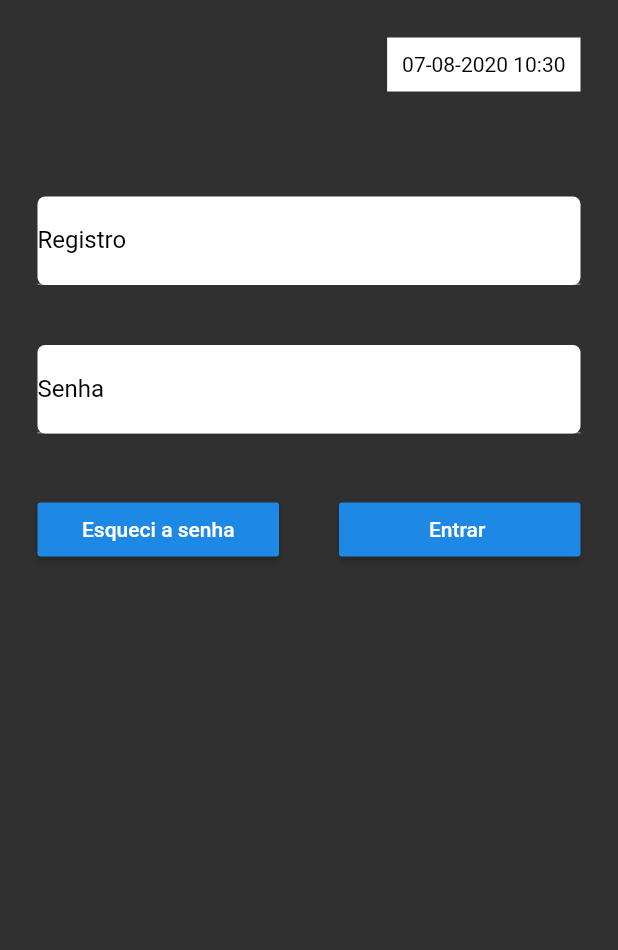
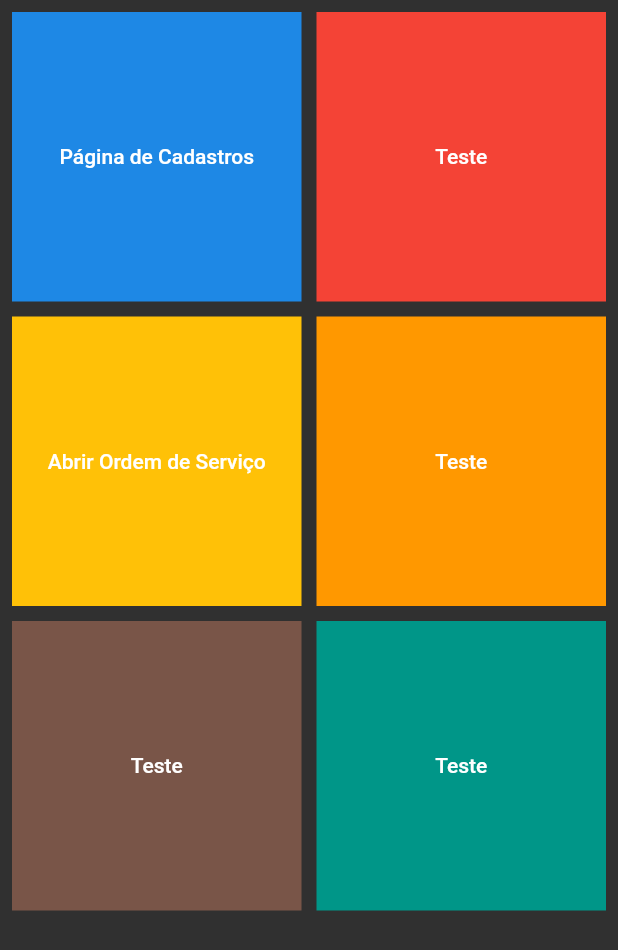
Before and after one commit to lucas-de-almeida/tag_system, a Flutter app: the screen it shows after launch, on a phone screen of 412 x 824 dp. Shown: the top 950 px of the screen. Run offline on Flutter 3.47's test engine with Material 2 defaults, Android fonts, the phone set to English and light mode, and no system bars.

Commit message:
Adicionada Adm_HomePage e melhorada página de cadastro

```diff
--- a/lib/entities/user.dart
+++ b/lib/entities/user.dart
@@ -7,4 +7,5 @@ class User {
   DateTime nascimento;
   String telefone;
   String localTrabalho;
+  bool isAdm;
 }
--- a/lib/main.dart
+++ b/lib/main.dart
@@ -1,5 +1,7 @@
 import 'package:flutter/cupertino.dart';
 import 'package:flutter/material.dart';
+import 'package:tag_system/screens/adm/adm_home.dart';
+import 'package:tag_system/screens/adm/cadastro.dart';
 import 'package:tag_system/screens/login_page.dart';
 
 void main() => runApp(MyApp());
@@ -10,7 +12,12 @@ class MyApp extends StatelessWidget {
     return MaterialApp(
       debugShowCheckedModeBanner: false,
       theme: ThemeData.dark(),
-      home: LoginPage(),
+      themeMode: ThemeMode.dark,
+      darkTheme: ThemeData.dark(),
+      home: Adm_Home(),
+      routes: {
+        Cadastro_Page.pageRoute: (context) => Cadastro_Page(),
+      },
     );
   }
 }
--- /dev/null
+++ b/lib/screens/adm/adm_home.dart
@@ -0,0 +1,68 @@
+import 'package:flutter/material.dart';
+import 'package:tag_system/screens/adm/cadastro.dart';
+
+class Adm_Home extends StatefulWidget {
+  @override
+  _Adm_HomeState createState() => _Adm_HomeState();
+}
+
+class _Adm_HomeState extends State<Adm_Home> {
+  @override
+  Widget build(BuildContext context) {
+    return Scaffold(
+      body: Padding(
+        padding: const EdgeInsets.all(8.0),
+        child: GridView.count(
+          crossAxisCount: 2,
+          crossAxisSpacing: 10,
+          mainAxisSpacing: 10,
+          children: <Widget>[
+            Container(
+              color: Theme.of(context).buttonColor,
+              child: FlatButton(
+                onPressed: () =>
+                    Navigator.of(context).pushNamed(Cadastro_Page.pageRoute),
+                child: Text('Página de Cadastros'),
+              ),
+            ),
+            Container(
+              color: Colors.red,
+              child: FlatButton(
+                onPressed: () {},
+                child: Text('Teste'),
+              ),
+            ),
+            Container(
+              color: Colors.amber,
+              child: FlatButton(
+                onPressed: () {},
+                child: Text('Abrir Ordem de Serviço'),
+              ),
+            ),
+            Container(
+              color: Colors.orange,
+              child: FlatButton(
+                onPressed: () {},
+                child: Text('Teste'),
+              ),
+            ),
+            Container(
+              color: Colors.brown,
+              child: FlatButton(
+                onPressed: () {},
+                child: Text('Teste'),
+              ),
+            ),
+            Container(
+              color: Colors.teal,
+              child: FlatButton(
+                onPressed: () {},
+                child: Text('Teste'),
+              ),
+            ),
+          ],
+        ),
+      ),
+    );
+  }
+}
```
Also changed, not shown: lib/screens/adm/cadastro.dart (added, +99 -0 lines).
